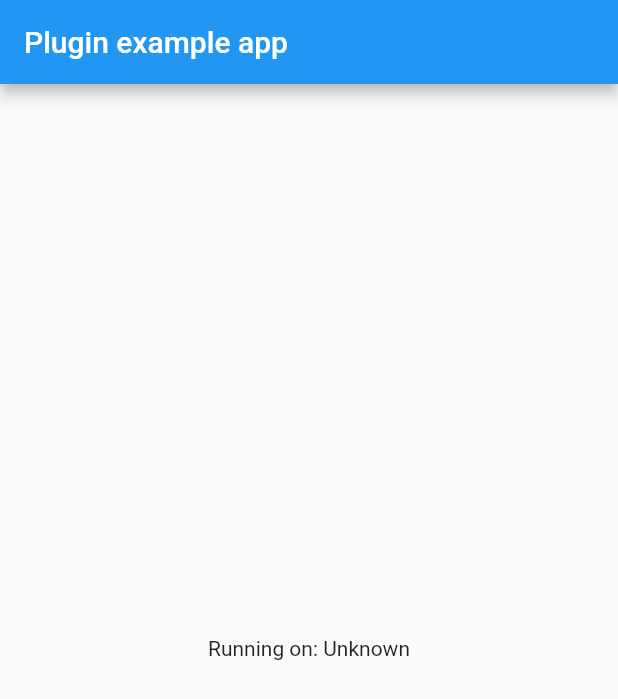
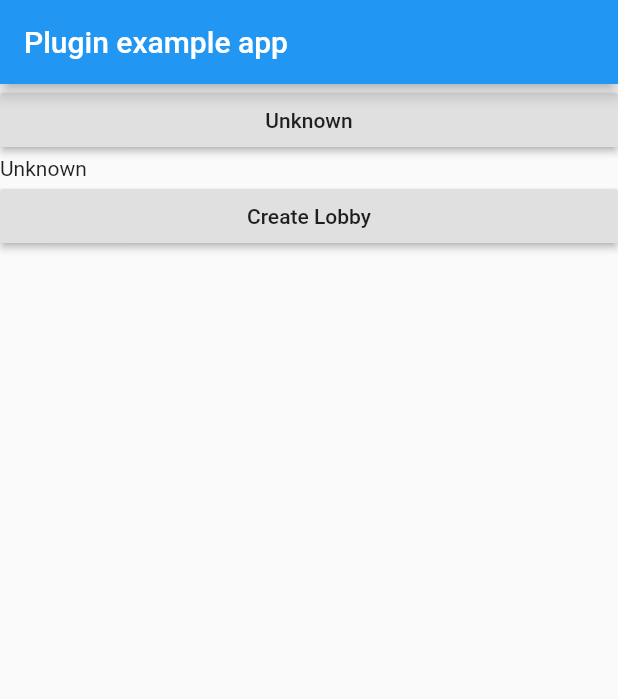
Before and after one commit to leodeseine/flutter-lobby, a Flutter app: the screen it shows after launch, on a phone screen of 412 x 824 dp. Shown: the top 699 px of the screen. Run offline on Flutter 3.47's test engine with Material 2 defaults, Android fonts, the phone set to English and light mode, and no system bars; our stand-ins replace cloud_firestore, firebase_auth; accounts and stored records are empty; network calls fail.

Commit message:
test app ready

```diff
--- a/example/lib/main.dart
+++ b/example/lib/main.dart
@@ -3,6 +3,9 @@ import 'dart:async';
 
 import 'package:flutter/services.dart';
 import 'package:gatherio/gatherio.dart';
+
+import 'package:gatherio/gatherio.dart';
+import 'package:firebase_auth/firebase_auth.dart';
 
 void main() => runApp(MyApp());
 
@@ -13,11 +16,47 @@ class MyApp extends StatefulWidget {
 
 class _MyAppState extends State<MyApp> {
   String _platformVersion = 'Unknown';
-
+  bool connected = false;
+  String connectionState = "Unknown";
+  String userId = "Unknown";
+  FirebaseUser user;
   @override
-  void initState() {
+  void initState(){
     super.initState();
     initPlatformState();
+    initFirebaseUser();
+  }
+
+  void onClick(){
+    setState(() {
+      if (this.user == null){
+        initFirebaseUser();
+      }else{
+        disconnectUser();
+      }
+    });
+  }
+
+  Future<void> disconnectUser() async {
+    await FirebaseAuth.instance.signOut();
+    this.userId = "";
+    connectionState = "Connect";
+    this.user = null;
+  }
+
+  Future<void> initFirebaseUser() async {
+    FirebaseUser userfb =  await FirebaseAuth.instance.signInAnonymously();
+    this.user = userfb;
+    setState(() {
+          userId = this.user.uid;
+          connectionState = "Disconnect";
+        });
+  }
+
+  Future<void> createLobby() async {
+      Lobby lobby = new Lobby("test");
+      await lobby.join();
+      await lobby.sendMessage("Lobby crée le " + DateTime.now().toString());
   }
 
   // Platform messages are asynchronous, so we initialize in an async method.
@@ -47,8 +86,13 @@ class _MyAppState extends State<MyApp> {
         appBar: AppBar(
           title: const Text('Plugin example app'),
         ),
-        body: Center(
-          child: Text('Running on: $_platformVersion\n'),
+        body: ListView(
+          children: [
+            RaisedButton(onPressed: onClick
+            ,child: Text(connectionState)),
+            Text(userId),
+            RaisedButton(onPressed: createLobby,child: Text("Create Lobby"))
+          ],
         ),
       ),
     );
```
Also changed, not shown: 1 other file.
